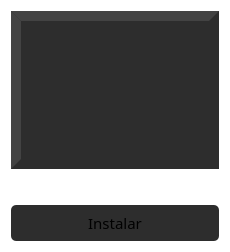
Old version of the form guis/card.ui in the repository deepin-espanol/deepines-store.
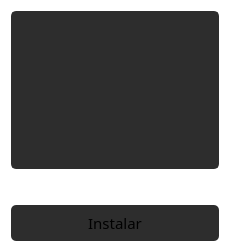
New version of the form.

Commit message: Changes Ui Border app delete shadow in app

The edit to the form file:
```diff
--- a/guis/card.ui
+++ b/guis/card.ui
@@ -56,7 +56,8 @@
      <property name="styleSheet">
       <string notr="true">#image_app{
   background-color: rgb(45, 45, 45);
-  border: 10px outset rgb(45, 45, 45);
+  border-radius: 5px;
+  border: 2px solid  rgb(45, 45, 45);
 }</string>
      </property>
      <property name="text">
```
Left out of the diff: 2 changed lines with no effect on the pictures. The commit also changes 3 other files.
